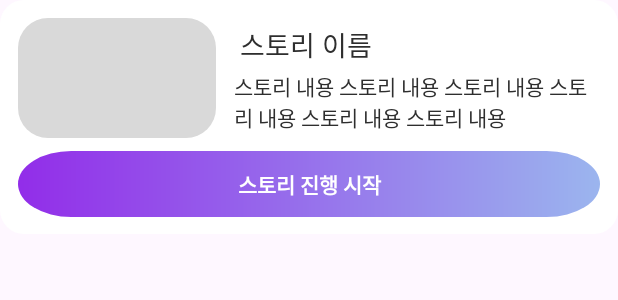
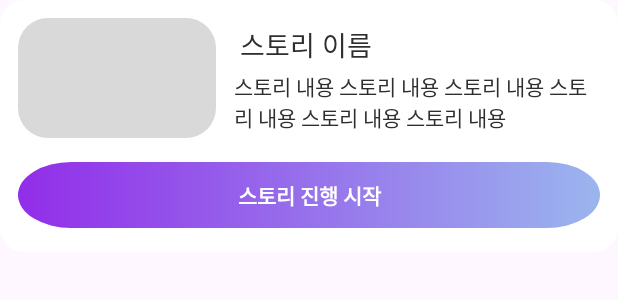
Before and after one commit to Sparcs-Science-Hackathon-2024-A14/DreamCatcher-Android, an Android app: the layout dialog_story.xml on its own in the app's theme, with its tools: preview values and no code run, on a phone screen of 412 x 824 dp. Shown: the top 300 px of the screen. Run offline under Robolectric (Android 15) with nearby library versions, the phone set to English and light mode, and no system bars.

```diff
--- a/app/src/main/res/layout/dialog_story.xml
+++ b/app/src/main/res/layout/dialog_story.xml
@@ -8,7 +8,7 @@
 
     <androidx.constraintlayout.widget.ConstraintLayout
         android:layout_width="match_parent"
-        android:layout_height="156dp"
+        android:layout_height="wrap_content"
         android:background="@drawable/shape_rounded_16dp">
 
         <ImageView
@@ -68,7 +68,7 @@
             app:layout_constraintBottom_toBottomOf="parent"
             app:layout_constraintEnd_toEndOf="parent"
             app:layout_constraintStart_toStartOf="parent"
-            app:layout_constraintTop_toBottomOf="@+id/dialog_story_content_tv" />
+            app:layout_constraintTop_toBottomOf="@+id/dialog_story_preview_iv" />
 
 
     </androidx.constraintlayout.widget.ConstraintLayout>
```
